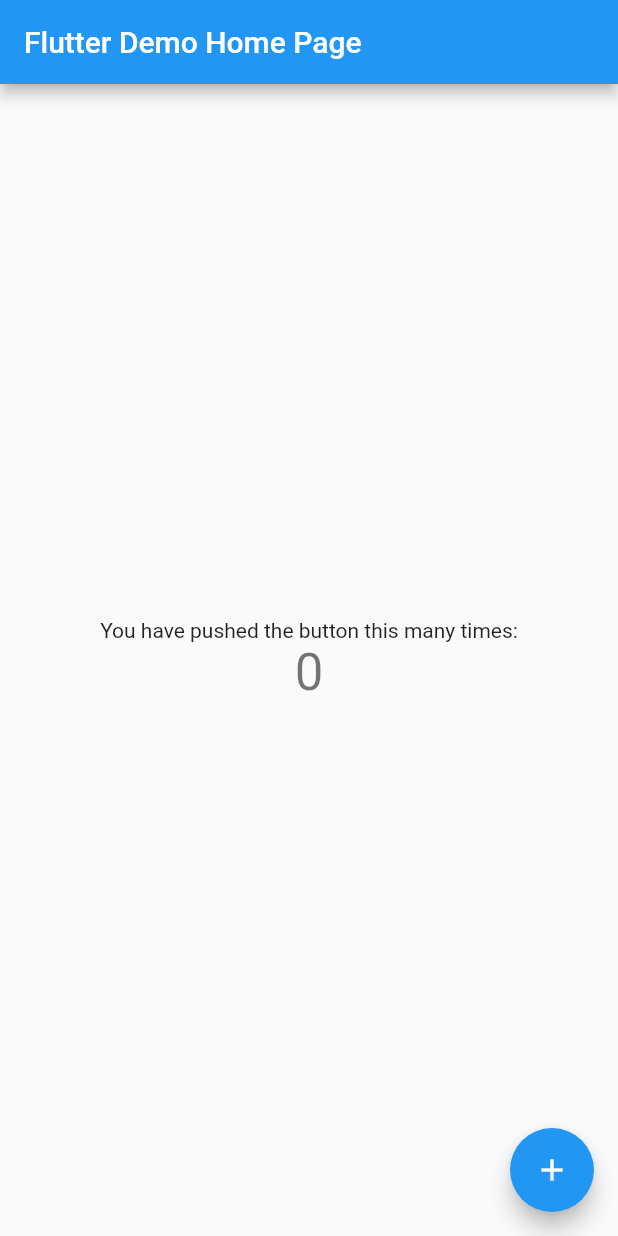
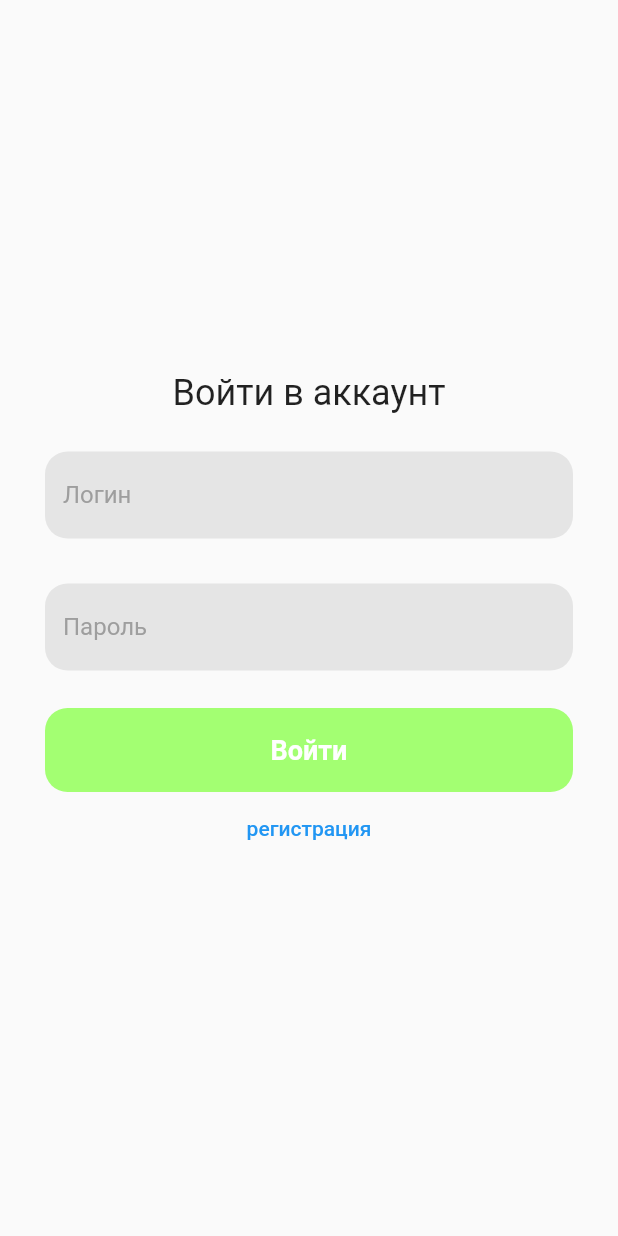
Before and after one commit to eternalfever/flutter_project, a Flutter app: the screen it shows after launch, on a phone screen of 412 x 824 dp. Run offline on Flutter 3.47's test engine with Material 2 defaults, Android fonts, the phone set to English and light mode, and no system bars.

Commit message:
добавила страницу авторизации и страницу с пользователями

```diff
--- /dev/null
+++ b/lib/components/button.dart
@@ -0,0 +1,28 @@
+import 'package:flutter/material.dart';
+
+class MyButton extends StatelessWidget {
+  final String text;
+  final VoidCallback onTap;
+
+  const MyButton({Key? key, required this.text, required this.onTap})
+      : super(key: key);
+
+  @override
+  Widget build(BuildContext context) => GestureDetector(
+        onTap: onTap,
+        child: Container(
+            height: 56,
+            width: double.infinity,
+            alignment: Alignment.center,
+            decoration: BoxDecoration(
+                color: Color(0xFFA3FF72),
+                borderRadius: BorderRadius.circular(15)),
+            child: Text(
+              text,
+              style: TextStyle(
+                  color: Colors.white,
+                  fontSize: 18,
+                  fontWeight: FontWeight.bold),
+            )),
+      );
+}
--- /dev/null
+++ b/lib/components/textfiled.dart
@@ -0,0 +1,33 @@
+import 'package:flutter/material.dart';
+
+class MyTextField extends StatelessWidget {
+  final String text;
+
+  const MyTextField({
+    Key? key,
+    this.text = "",
+  }) : super(key: key);
+
+  @override
+  Widget build(BuildContext context) => Container(
+      padding: EdgeInsets.symmetric(vertical: 5),
+      child: Column(crossAxisAlignment: CrossAxisAlignment.start, children: [
+        SizedBox(
+          height: 58,
+          width: double.infinity,
+          child: TextField(
+            style: TextStyle(color: Colors.grey),
+            decoration: InputDecoration(
+              filled: true,
+              fillColor: Color(0xFFE5E5E5),
+              labelText: text,
+              labelStyle: TextStyle(color: Colors.grey),
+              enabledBorder: OutlineInputBorder(
+                borderSide: BorderSide.none,
+                borderRadius: BorderRadius.circular(15),
+              ),
+            ),
+          ),
+        ),
+      ]));
+}
--- a/lib/main.dart
+++ b/lib/main.dart
@@ -1,115 +1,47 @@
 import 'package:flutter/material.dart';
+import 'package:provider/provider.dart';
+import 'package:flutter_project/models/users_provider.dart';
+import 'package:flutter_project/pages/login.dart';
 
 void main() {
-  runApp(const MyApp());
+  runApp(MyApp());
 }
 
 class MyApp extends StatelessWidget {
-  const MyApp({Key? key}) : super(key: key);
-
-  // This widget is the root of your application.
   @override
   Widget build(BuildContext context) {
     return MaterialApp(
       title: 'Flutter Demo',
       theme: ThemeData(
-        // This is the theme of your application.
-        //
-        // Try running your application with "flutter run". You'll see the
-        // application has a blue toolbar. Then, without quitting the app, try
-        // changing the primarySwatch below to Colors.green and then invoke
-        // "hot reload" (press "r" in the console where you ran "flutter run",
-        // or simply save your changes to "hot reload" in a Flutter IDE).
-        // Notice that the counter didn't reset back to zero; the application
-        // is not restarted.
         primarySwatch: Colors.blue,
       ),
-      home: const MyHomePage(title: 'Flutter Demo Home Page'),
+      home: MyHomePage(title: 'Flutter Demo Home Page'),
     );
   }
 }
 
 class MyHomePage extends StatefulWidget {
-  const MyHomePage({Key? key, required this.title}) : super(key: key);
-
-  // This widget is the home page of your application. It is stateful, meaning
-  // that it has a State object (defined below) that contains fields that affect
-  // how it looks.
-
-  // This class is the configuration for the state. It holds the values (in this
-  // case the title) provided by the parent (in this case the App widget) and
-  // used by the build method of the State. Fields in a Widget subclass are
-  // always marked "final".
+  MyHomePage({Key? key, required this.title}) : super(key: key);
 
   final String title;
 
   @override
-  State<MyHomePage> createState() => _MyHomePageState();
+  _MyHomePageState createState() => _MyHomePageState();
 }
 
 class _MyHomePageState extends State<MyHomePage> {
-  int _counter = 0;
-
-  void _incrementCounter() {
-    setState(() {
-      // This call to setState tells the Flutter framework that something has
-      // changed in this State, which causes it to rerun the build method below
-      // so that the display can reflect the updated values. If we changed
-      // _counter without calling setState(), then the build method would not be
-      // called again, and so nothing would appear to happen.
-      _counter++;
-    });
-  }
-
   @override
   Widget build(BuildContext context) {
-    // This method is rerun every time setState is called, for instance as done
-    // by the _incrementCounter method above.
-    //
-    // The Flutter framework has been optimized to make rerunning build methods
-    // fast, so that you can just rebuild anything that needs updating rather
-    // than having to individually change instances of widgets.
-    return Scaffold(
-      appBar: AppBar(
-        // Here we take the value from the MyHomePage object that was created by
-        // the App.build method, and use it to set our appbar title.
-        title: Text(widget.title),
-      ),
-      body: Center(
-        // Center is a layout widget. It takes a single child and positions it
-        // in the middle of the parent.
-        child: Column(
-          // Column is also a layout widget. It takes a list of children and
-          // arranges them vertically. By default, it sizes itself to fit its
-          // children horizontally, and tries to be as tall as its parent.
-          //
-          // Invoke "debug painting" (press "p" in the console, choose the
-          // "Toggle Debug Paint" action from the Flutter Inspector in Android
-          // Studio, or the "Toggle Debug Paint" command in Visual Studio Code)
-          // to see the wireframe for each widget.
-          //
-          // Column has various properties to control how it sizes itself and
-          // how it positions its children. Here we use mainAxisAlignment to
-          // center the children vertically; the main axis here is the vertical
-          // axis because Columns are vertical (the cross axis would be
-          // horizontal).
-          mainAxisAlignment: MainAxisAlignment.center,
-          children: <Widget>[
-            const Text(
-              'You have pushed the button this many times:',
-            ),
-            Text(
-              '$_counter',
-              style: Theme.of(context).textTheme.headline4,
-            ),
-          ],
+    return MultiProvider(
+      providers: [
+        ChangeNotifierProvider<UsersProvider>(
+            create: (context) => UsersProvider())
+      ],
+      child: MaterialApp(
+        home: Scaffold(
+          body: LoginPage(),
         ),
       ),
-      floatingActionButton: FloatingActionButton(
-        onPressed: _incrementCounter,
-        tooltip: 'Increment',
-        child: const Icon(Icons.add),
-      ), // This trailing comma makes auto-formatting nicer for build methods.
     );
   }
 }
--- /dev/null
+++ b/lib/models/users_model.dart
@@ -0,0 +1,39 @@
+class Users {
+  Users({
+    required this.id,
+    required this.email,
+    required this.firstName,
+    required this.lastName,
+    required this.avatar,
+  });
+
+  int id;
+  String email;
+  String firstName;
+  String lastName;
+  String avatar;
+
+  factory Users.fromJson(Map<String, dynamic> json) => Users(
+    id: json["id"],
+    email: json["email"],
+    firstName: json["first_name"],
+    lastName: json["last_name"],
+    avatar: json["avatar"],
+  );
+
+}
+
+class Support {
+  Support({
+    required this.url,
+    required this.text,
+  });
+
+  String url;
+  String text;
+
+  factory Support.fromJson(Map<String, dynamic> json) => Support(
+    url: json["url"],
+    text: json["text"],
+  );
+}
--- /dev/null
+++ b/lib/models/users_provider.dart
@@ -0,0 +1,10 @@
+import 'package:flutter/material.dart';
+import 'package:flutter_project/models/users_model.dart';
+
+class UsersProvider extends ChangeNotifier {
+  List<Users> users = [];
+
+  void updateProvider() {
+    notifyListeners();
+  }
+}
--- /dev/null
+++ b/lib/pages/login.dart
@@ -0,0 +1,42 @@
+import 'package:flutter/material.dart';
+import 'package:flutter_project/components/button.dart';
+import 'package:flutter_project/components/textfiled.dart';
+import 'package:flutter_project/pages/register.dart';
+
+import 'navigation.dart';
+
+class LoginPage extends StatelessWidget {
+  const LoginPage({Key? key}) : super(key: key);
+
+  @override
+  Widget build(BuildContext context) {
+    return Scaffold(
+      body: Container(
+        padding: EdgeInsets.all(30),
+        child: Column(
+          mainAxisAlignment: MainAxisAlignment.center,
+          children: [
+            Text('Войти в аккаунт', style: TextStyle(fontSize: 24)),
+            SizedBox(height: 20),
+            MyTextField(text: 'Логин'),
+            SizedBox(height: 20),
+            MyTextField(text: 'Пароль'),
+            SizedBox(height: 20),
+            MyButton(
+                text: 'Войти',
+                onTap: () {
+                  Navigator.push(context,
+                      MaterialPageRoute(builder: (context) => Navbar()));
+                }),
+            TextButton(
+                onPressed: () {
+                  Navigator.push(context,
+                      MaterialPageRoute(builder: (context) => RegisterPage()));
+                },
+                child: Text('регистрация'))
+          ],
+        ),
+      ),
+    );
+  }
+}
--- a/pubspec.yaml
+++ b/pubspec.yaml
@@ -30,10 +30,9 @@ dependencies:
   flutter:
     sdk: flutter
 
-
-  # The following adds the Cupertino Icons font to your application.
-  # Use with the CupertinoIcons class for iOS style icons.
   cupertino_icons: ^1.0.2
+  http: ^0.13.3
+  provider: ^6.0.1
 
 dev_dependencies:
   flutter_test:
```
Also changed, not shown: lib/models/userpage_model.dart (added, +32 -0 lines), lib/pages/favorites.dart (added, +15 -0 lines), lib/pages/navigation.dart (added, +75 -0 lines), lib/pages/profile.dart (added, +15 -0 lines), lib/pages/register.dart (added, +39 -0 lines), lib/pages/users.dart (added, +129 -0 lines), pubspec.lock, 1 other file.
